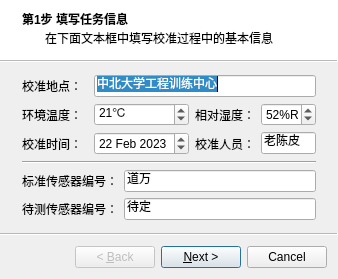
Qt form wizard/wizard.ui (m-RNA/TemperatureSelfCorrectionBasedOnQtSerial) before a commit.
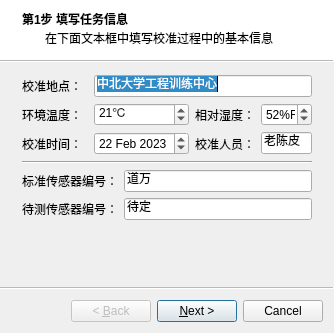
The same form after that commit. Custom widgets are drawn as their Qt base class.

Commit message: 优化与雏形：向导可以在界面上直接设置串口号；采集与波动监测UI雏形

Patch:
```diff
--- a/wizard/wizard.ui
+++ b/wizard/wizard.ui
@@ -6,8 +6,8 @@
    <rect>
     <x>0</x>
     <y>0</y>
-    <width>338</width>
-    <height>265</height>
+    <width>334</width>
+    <height>333</height>
    </rect>
   </property>
   <property name="windowTitle">
@@ -299,6 +299,11 @@
    <header location="global">serialsetting.h</header>
    <container>1</container>
   </customwidget>
+  <customwidget>
+   <class>CVTable</class>
+   <extends>QTableWidget</extends>
+   <header>cv_table.h</header>
+  </customwidget>
  </customwidgets>
  <resources/>
  <connections/>
```
Left out of the diff: 341 changed lines with no effect on the pictures. The commit also changes 5 other files.
